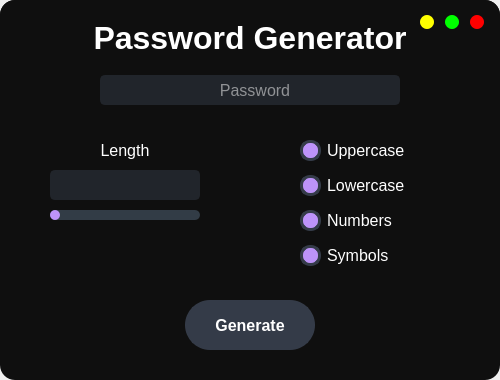
Abid-Chowdhury/Password-Generator, file design.ui: the form before one commit.
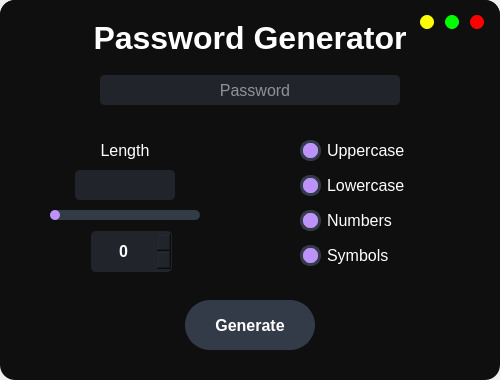
The form after the commit.

Diff of the .ui file:
```diff
--- a/design.ui
+++ b/design.ui
@@ -23,6 +23,12 @@
       <height>380</height>
      </rect>
     </property>
+    <property name="acceptDrops">
+     <bool>false</bool>
+    </property>
+    <property name="autoFillBackground">
+     <bool>false</bool>
+    </property>
     <property name="styleSheet">
      <string notr="true">QFrame {
 	border-radius: 15px;
@@ -482,9 +488,9 @@
     <widget class="QLineEdit" name="lineEdit_Length_Number">
      <property name="geometry">
       <rect>
-       <x>50</x>
+       <x>75</x>
        <y>170</y>
-       <width>150</width>
+       <width>100</width>
        <height>30</height>
       </rect>
      </property>
@@ -496,13 +502,15 @@
        <bold>true</bold>
       </font>
      </property>
+     <property name="autoFillBackground">
+      <bool>false</bool>
+     </property>
      <property name="styleSheet">
       <string notr="true">QLineEdit {
 	color: white;
 	background-color: rgb(33, 37, 43);
 	border-radius: 5px;
 	border: 2px solid rgb(33, 37, 43);
-	padding-left: 10px;
 	selection-color: rgb(255, 255, 255);
 	selection-background-color: rgb(255, 121, 198);
 }
@@ -520,6 +528,46 @@
       <string/>
      </property>
     </widget>
+    <widget class="QSpinBox" name="spinBox">
+     <property name="geometry">
+      <rect>
+       <x>91</x>
+       <y>231</y>
+       <width>81</width>
+       <height>41</height>
+      </rect>
+     </property>
+     <property name="font">
+      <font>
+       <family>Arial</family>
+       <pointsize>12</pointsize>
+       <weight>75</weight>
+       <bold>true</bold>
+      </font>
+     </property>
+     <property name="styleSheet">
+      <string notr="true">QSpinBox {
+	color: white;
+	background-color: rgb(33, 37, 43);
+	border-radius: 5px;
+	border: 2px solid rgb(33, 37, 43);
+	selection-color: rgb(255, 255, 255);
+	selection-background-color: rgb(255, 121, 198);
+}
+QSpinBox:hover {
+	border: 2px solid rgb(64, 71, 88);
+}
+QSpinBox:focus {
+	border: 2px solid rgb(91, 101, 124);
+}</string>
+     </property>
+     <property name="alignment">
+      <set>Qt::AlignCenter</set>
+     </property>
+     <property name="maximum">
+      <number>9999</number>
+     </property>
+    </widget>
    </widget>
   </widget>
  </widget>
```
Left out of the diff: 6 changed lines with no effect on the pictures.
